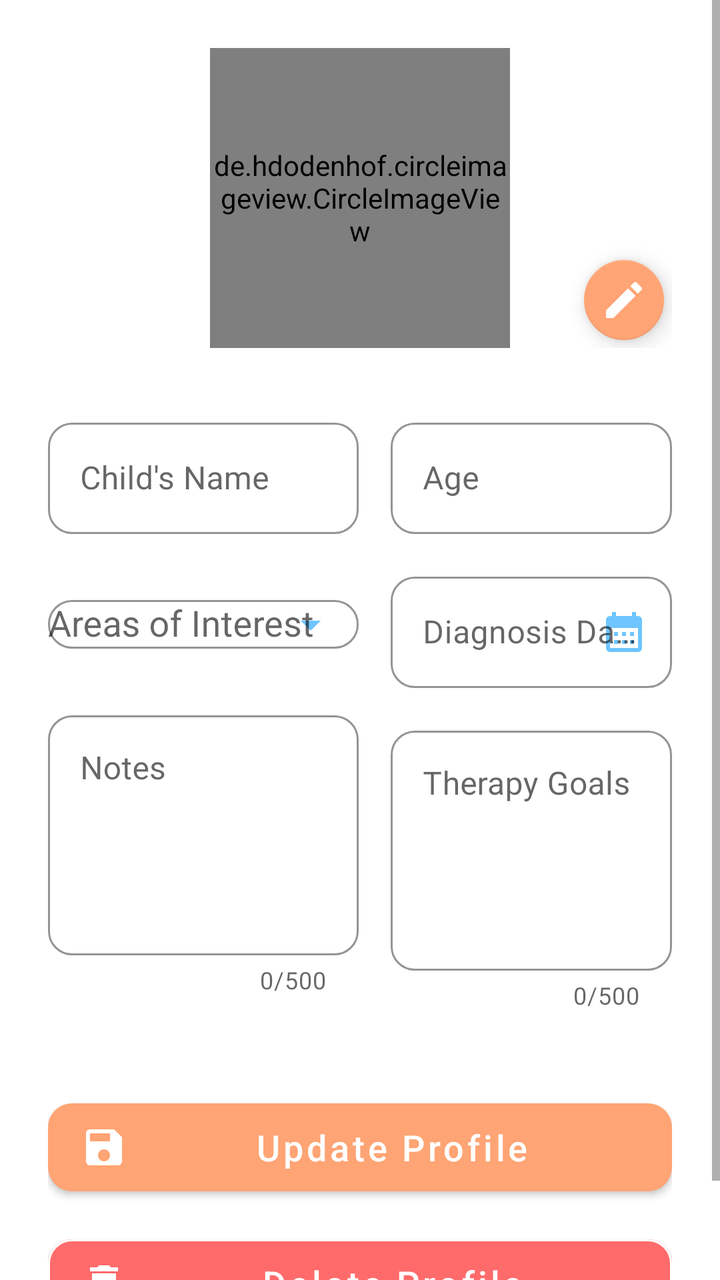
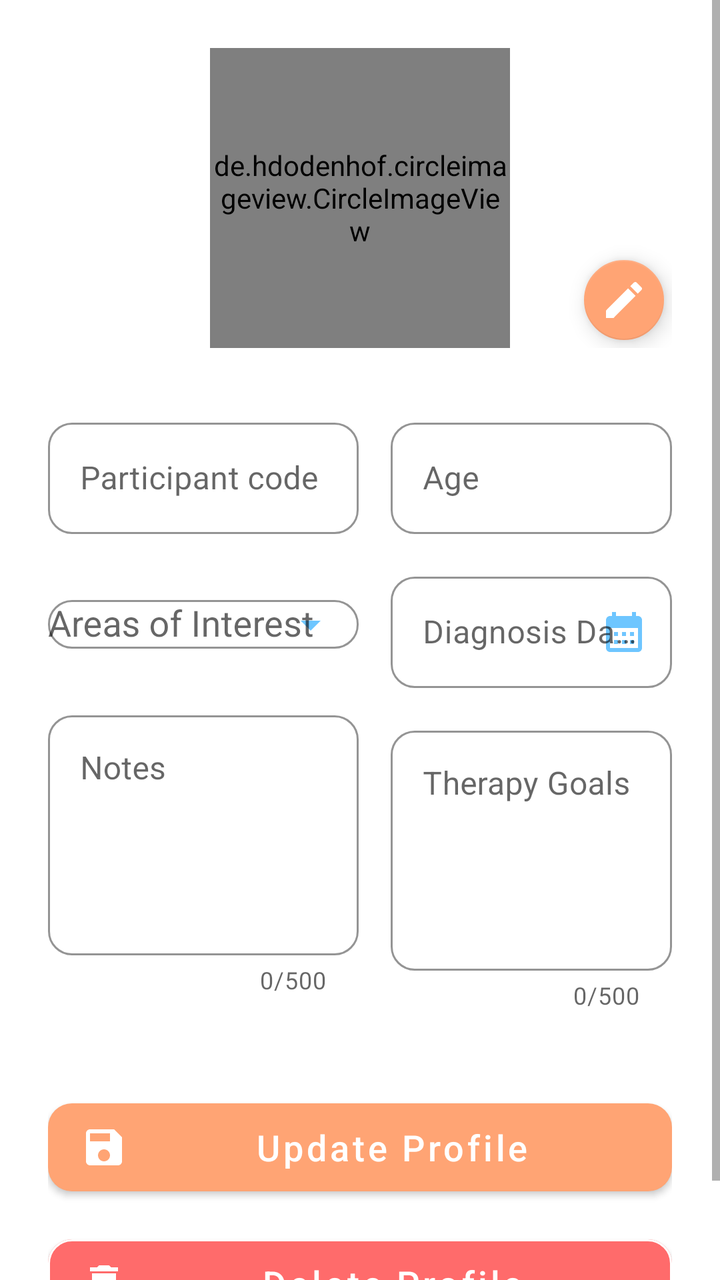

An Android layout rendered at two revisions. The XML below is the earlier revision; the diff shows what the commit changed to produce the second picture.
<!-- AndroidManifest.xml: application theme Theme.PepperGPTIntegration -->
<!-- res/layout/fragment_edit_child.xml -->
<?xml version="1.0" encoding="utf-8"?>
<androidx.coordinatorlayout.widget.CoordinatorLayout
    xmlns:android="http://schemas.android.com/apk/res/android"
    xmlns:app="http://schemas.android.com/apk/res-auto"
    android:layout_width="match_parent"
    android:layout_height="match_parent"
    android:background="#FFFFFF">
















    <ScrollView
        android:layout_width="match_parent"
        android:layout_height="match_parent"
        app:layout_behavior="@string/appbar_scrolling_view_behavior">

        <LinearLayout
            android:layout_width="match_parent"
            android:layout_height="wrap_content"
            android:orientation="vertical"
            android:padding="24dp">

            
            <FrameLayout
                android:layout_width="match_parent"
                android:layout_height="wrap_content"
                android:layout_gravity="center"
                android:layout_marginBottom="32dp">

                <de.hdodenhof.circleimageview.CircleImageView
                    android:id="@+id/profileImage"
                    android:layout_width="150dp"
                    android:layout_height="150dp"
                    android:layout_gravity="center"
                    android:src="@drawable/ic_person"
                    app:civ_border_color="#D4BFFF"
                    app:civ_border_width="4dp"/>

                <com.google.android.material.floatingactionbutton.FloatingActionButton
                    android:id="@+id/editPhotoButton"
                    android:layout_width="wrap_content"
                    android:layout_height="wrap_content"
                    android:layout_gravity="bottom|end"
                    android:src="@drawable/ic_edit"
                    app:backgroundTint="#FFA474"
                    app:fabSize="mini"
                    app:tint="#FFFFFF"/>
            </FrameLayout>

            
            <LinearLayout
                android:layout_width="match_parent"
                android:layout_height="wrap_content"
                android:orientation="horizontal"
                android:baselineAligned="false"
                android:weightSum="1">

                
                <LinearLayout
                    android:layout_width="0dp"
                    android:layout_height="wrap_content"
                    android:layout_weight="0.55"
                    android:orientation="vertical"
                    android:paddingEnd="16dp">

                    
                    <com.google.android.material.textfield.TextInputLayout
                        android:id="@+id/nameInputLayout"
                        style="@style/Widget.MaterialComponents.TextInputLayout.OutlinedBox"
                        android:layout_width="match_parent"
                        android:layout_height="wrap_content"
                        android:layout_marginBottom="16dp"
                        android:hint="Child's Name"
                        app:boxStrokeColor="#6EC6FF"
                        app:hintTextColor="#B0BEC5"
                        app:boxCornerRadiusTopStart="12dp"
                        app:boxCornerRadiusTopEnd="12dp"
                        app:boxCornerRadiusBottomStart="12dp"
                        app:boxCornerRadiusBottomEnd="12dp"
                        app:endIconMode="clear_text"
                        app:endIconTint="#6EC6FF">

                    <com.google.android.material.textfield.TextInputEditText
                        android:id="@+id/nameEditText"
                        android:layout_width="match_parent"
                        android:layout_height="wrap_content"
                        android:inputType="textPersonName"
                        android:textColor="#37474F"
                        android:textColorHint="#B0BEC5"/>
                </com.google.android.material.textfield.TextInputLayout>

                
                <com.google.android.material.textfield.TextInputLayout
                    android:id="@+id/interestsInputLayout"
                    style="@style/Widget.MaterialComponents.TextInputLayout.OutlinedBox"
                    android:layout_width="match_parent"
                    android:layout_height="wrap_content"
                    android:layout_marginBottom="16dp"
                    android:hint="Areas of Interest"
                    app:boxStrokeColor="#6EC6FF"
                    app:hintTextColor="#B0BEC5"
                    app:boxCornerRadiusTopStart="12dp"
                    app:boxCornerRadiusTopEnd="12dp"
                    app:boxCornerRadiusBottomStart="12dp"
                    app:boxCornerRadiusBottomEnd="12dp"
                    app:endIconMode="dropdown_menu"
                    app:endIconTint="#6EC6FF">

                <AutoCompleteTextView
                    android:id="@+id/interestsDropdown"
                    android:layout_width="match_parent"
                    android:layout_height="wrap_content"
                    android:textColor="#37474F"
                    android:textColorHint="#B0BEC5"
                    android:inputType="none"/>
            </com.google.android.material.textfield.TextInputLayout>

            
            <com.google.android.material.textfield.TextInputLayout
                android:id="@+id/notesInputLayout"
                style="@style/Widget.MaterialComponents.TextInputLayout.OutlinedBox"
                android:layout_width="match_parent"
                android:layout_height="wrap_content"
                android:layout_marginBottom="16dp"
                android:hint="Notes"
                app:boxStrokeColor="#6EC6FF"
                app:hintTextColor="#B0BEC5"
                app:boxCornerRadiusTopStart="12dp"
                app:boxCornerRadiusTopEnd="12dp"
                app:boxCornerRadiusBottomStart="12dp"
                app:boxCornerRadiusBottomEnd="12dp"
                app:counterEnabled="true"
                app:counterMaxLength="500">

            <com.google.android.material.textfield.TextInputEditText
                android:id="@+id/notesEditText"
                android:layout_width="match_parent"
                android:layout_height="120dp"
                android:gravity="top"
                android:inputType="textMultiLine"
                android:maxLength="500"
                android:textColor="#37474F"
                android:textColorHint="#B0BEC5"/>
        </com.google.android.material.textfield.TextInputLayout>
    </LinearLayout>

    
    <LinearLayout
        android:layout_width="0dp"
        android:layout_height="wrap_content"
        android:layout_weight="0.45"
        android:orientation="vertical">

        
        <com.google.android.material.textfield.TextInputLayout
            android:id="@+id/ageInputLayout"
            style="@style/Widget.MaterialComponents.TextInputLayout.OutlinedBox"
            android:layout_width="match_parent"
            android:layout_height="wrap_content"
            android:layout_marginBottom="16dp"
            android:hint="Age"
            app:boxStrokeColor="#6EC6FF"
            app:hintTextColor="#B0BEC5"
            app:boxCornerRadiusTopStart="12dp"
            app:boxCornerRadiusTopEnd="12dp"
            app:boxCornerRadiusBottomStart="12dp"
            app:boxCornerRadiusBottomEnd="12dp"
            app:endIconMode="clear_text"
            app:endIconTint="#6EC6FF">

        <com.google.android.material.textfield.TextInputEditText
            android:id="@+id/ageEditText"
            android:layout_width="match_parent"
            android:layout_height="wrap_content"
            android:inputType="number"
            android:textColor="#37474F"
            android:textColorHint="#B0BEC5"/>
    </com.google.android.material.textfield.TextInputLayout>

    
    <com.google.android.material.textfield.TextInputLayout
        android:id="@+id/diagnosisDateInputLayout"
        style="@style/Widget.MaterialComponents.TextInputLayout.OutlinedBox"
        android:layout_width="match_parent"
        android:layout_height="wrap_content"
        android:layout_marginBottom="16dp"
        android:hint="Diagnosis Date"
        app:boxStrokeColor="#6EC6FF"
        app:hintTextColor="#B0BEC5"
        app:boxCornerRadiusTopStart="12dp"
        app:boxCornerRadiusTopEnd="12dp"
        app:boxCornerRadiusBottomStart="12dp"
        app:boxCornerRadiusBottomEnd="12dp"
        app:endIconMode="custom"
        app:endIconDrawable="@drawable/ic_calendar"
        app:endIconTint="#6EC6FF">

    <com.google.android.material.textfield.TextInputEditText
        android:id="@+id/diagnosisDateEditText"
        android:layout_width="match_parent"
        android:layout_height="wrap_content"
        android:clickable="true"
        android:focusable="false"
        android:textColor="#37474F"
        android:textColorHint="#B0BEC5"/>
</com.google.android.material.textfield.TextInputLayout>

    
<com.google.android.material.textfield.TextInputLayout
android:id="@+id/goalsInputLayout"
style="@style/Widget.MaterialComponents.TextInputLayout.OutlinedBox"
android:layout_width="match_parent"
android:layout_height="wrap_content"
android:layout_marginBottom="16dp"
android:hint="Therapy Goals"
app:boxStrokeColor="#6EC6FF"
    app:hintTextColor="#B0BEC5"
    app:boxCornerRadiusTopStart="12dp"
    app:boxCornerRadiusTopEnd="12dp"
    app:boxCornerRadiusBottomStart="12dp"
    app:boxCornerRadiusBottomEnd="12dp"
    app:counterEnabled="true"
    app:counterMaxLength="500">

<com.google.android.material.textfield.TextInputEditText
android:id="@+id/goalsEditText"
android:layout_width="match_parent"
android:layout_height="120dp"
android:gravity="top"
android:inputType="textMultiLine"
android:maxLength="500"
android:textColor="#37474F"
    android:textColorHint="#B0BEC5"/>
    </com.google.android.material.textfield.TextInputLayout>
    </LinearLayout>
    </LinearLayout>

    
<LinearLayout
android:layout_width="match_parent"
android:layout_height="wrap_content"
android:orientation="vertical"
android:layout_marginTop="24dp">


<com.google.android.material.button.MaterialButton
    android:id="@+id/updateButton"
    android:layout_width="match_parent"
    android:layout_height="56dp"
    android:text="Update Profile"
    android:textAllCaps="false"
    android:textColor="#FFFFFF"
android:textSize="18sp"
app:icon="@drawable/ic_save"
app:iconTint="#FFFFFF"
app:backgroundTint="#FFA474"
app:cornerRadius="12dp"/>


<com.google.android.material.button.MaterialButton
    android:id="@+id/deleteButton"
    android:layout_width="match_parent"
    android:layout_height="56dp"
    android:layout_marginTop="12dp"
    android:text="Delete Profile"
    android:textAllCaps="false"
    android:textColor="#FFFFFF"
android:textSize="18sp"
app:icon="@drawable/ic_delete"
app:iconTint="#FFFFFF"
app:backgroundTint="#FF6B6B"
app:cornerRadius="12dp"
app:strokeColor="#FFFFFF"
app:strokeWidth="1dp"/>
</LinearLayout>

    
<com.google.android.material.progressindicator.LinearProgressIndicator
android:id="@+id/progressIndicator"
android:layout_width="match_parent"
android:layout_height="4dp"
android:indeterminate="true"
android:visibility="gone"
app:indicatorColor="#6EC6FF"/>
    </LinearLayout>
    </ScrollView>
    </androidx.coordinatorlayout.widget.CoordinatorLayout>
<!-- resources referenced by this layout -->
<resources>
  <!-- drawable ic_calendar (drawable) -->
  <vector xmlns:android="http://schemas.android.com/apk/res/android"
      android:width="24dp"
      android:height="24dp"
      android:viewportWidth="24"
      android:viewportHeight="24"
      android:tint="?attr/colorControlNormal">
    <path
        android:fillColor="@android:color/white"
        android:pathData="M19,4h-1V2h-2v2H8V2H6v2H5C3.89,4 3.01,4.9 3.01,6L3,20c0,1.1 0.89,2 2,2h14c1.1,0 2,-0.9 2,-2V6C21,4.9 20.1,4 19,4zM19,20H5V10h14V20zM9,14H7v-2h2V14zM13,14h-2v-2h2V14zM17,14h-2v-2h2V14zM9,18H7v-2h2V18zM13,18h-2v-2h2V18zM17,18h-2v-2h2V18z"/>
  </vector>
  <!-- drawable ic_delete (drawable) -->
  <vector xmlns:android="http://schemas.android.com/apk/res/android"
      android:width="24dp"
      android:height="24dp"
      android:viewportWidth="24"
      android:viewportHeight="24"
      android:tint="?attr/colorControlNormal">
    <path
        android:fillColor="@android:color/white"
        android:pathData="M6,19c0,1.1 0.9,2 2,2h8c1.1,0 2,-0.9 2,-2L18,7L6,7v12zM8.46,11.88l1.41,-1.41L12,12.59l2.12,-2.12 1.41,1.41L13.41,14l2.12,2.12 -1.41,1.41L12,15.41l-2.12,2.12 -1.41,-1.41L10.59,14l-2.13,-2.12zM15.5,4l-1,-1h-5l-1,1L5,4v2h14L19,4z"/>
  </vector>
  <!-- drawable ic_edit (drawable) -->
  <vector xmlns:android="http://schemas.android.com/apk/res/android"
      android:width="24dp"
      android:height="24dp"
      android:viewportWidth="24"
      android:viewportHeight="24"
      android:tint="?attr/colorControlNormal">
    <path
        android:fillColor="@android:color/white"
        android:pathData="M3,17.25V21h3.75L17.81,9.94l-3.75,-3.75L3,17.25zM20.71,7.04c0.39,-0.39 0.39,-1.02 0,-1.41l-2.34,-2.34c-0.39,-0.39 -1.02,-0.39 -1.41,0l-1.83,1.83 3.75,3.75 1.83,-1.83z"/>
  </vector>
  <!-- drawable ic_person (drawable) -->
  <vector xmlns:android="http://schemas.android.com/apk/res/android"
      android:width="24dp"
      android:height="24dp"
      android:viewportWidth="24"
      android:viewportHeight="24"
      android:tint="?attr/colorControlNormal">
    <path
        android:fillColor="@android:color/white"
        android:pathData="M12,12c2.21,0 4,-1.79 4,-4s-1.79,-4 -4,-4 -4,1.79 -4,4 1.79,4 4,4zM12,14c-2.67,0 -8,1.34 -8,4v2h16v-2c0,-2.66 -5.33,-4 -8,-4z"/>
  </vector>
  <!-- drawable ic_save (drawable) -->
  <vector xmlns:android="http://schemas.android.com/apk/res/android"
      android:width="24dp"
      android:height="24dp"
      android:viewportWidth="24"
      android:viewportHeight="24"
      android:tint="?attr/colorControlNormal">
    <path
        android:fillColor="@android:color/white"
        android:pathData="M17,3L5,3c-1.11,0 -2,0.9 -2,2v14c0,1.1 0.89,2 2,2h14c1.1,0 2,-0.9 2,-2L21,7l-4,-4zM12,19c-1.66,0 -3,-1.34 -3,-3s1.34,-3 3,-3 3,1.34 3,3 -1.34,3 -3,3zM15,9L5,9L5,5h10v4z"/>
  </vector>
  <style name="Theme.PepperGPTIntegration" parent="Theme.MaterialComponents.DayNight.DarkActionBar">
          
          <item name="colorPrimary">#6EC6FF</item>
          <item name="colorPrimaryVariant">@color/purple_700</item>
          <item name="colorOnPrimary">@color/white</item>
          
          <item name="colorSecondary">@color/teal_200</item>
          <item name="colorSecondaryVariant">@color/teal_700</item>
          <item name="colorOnSecondary">@color/black</item>
  
          
          <item name="android:statusBarColor" tools:targetApi="l">?attr/colorPrimaryVariant</item>
          
  
          <item name="android:navigationBarColor">?attr/colorSurface</item>
      </style>
  <color name="purple_700">#FF3700B3</color>
  <color name="white">#FFFFFFFF</color>
  <color name="teal_200">#FF03DAC5</color>
  <color name="teal_700">#FF018786</color>
  <color name="black">#FF000000</color>
</resources>

<!-- the commit's change to res/layout/fragment_edit_child.xml (unified diff, before → after) -->
@@ -82,7 +82,7 @@
                         android:layout_width="match_parent"
                         android:layout_height="wrap_content"
                         android:layout_marginBottom="16dp"
-                        android:hint="Child's Name"
+                        android:hint="Participant code"
                         app:boxStrokeColor="#6EC6FF"
                         app:hintTextColor="#B0BEC5"
                         app:boxCornerRadiusTopStart="12dp"
